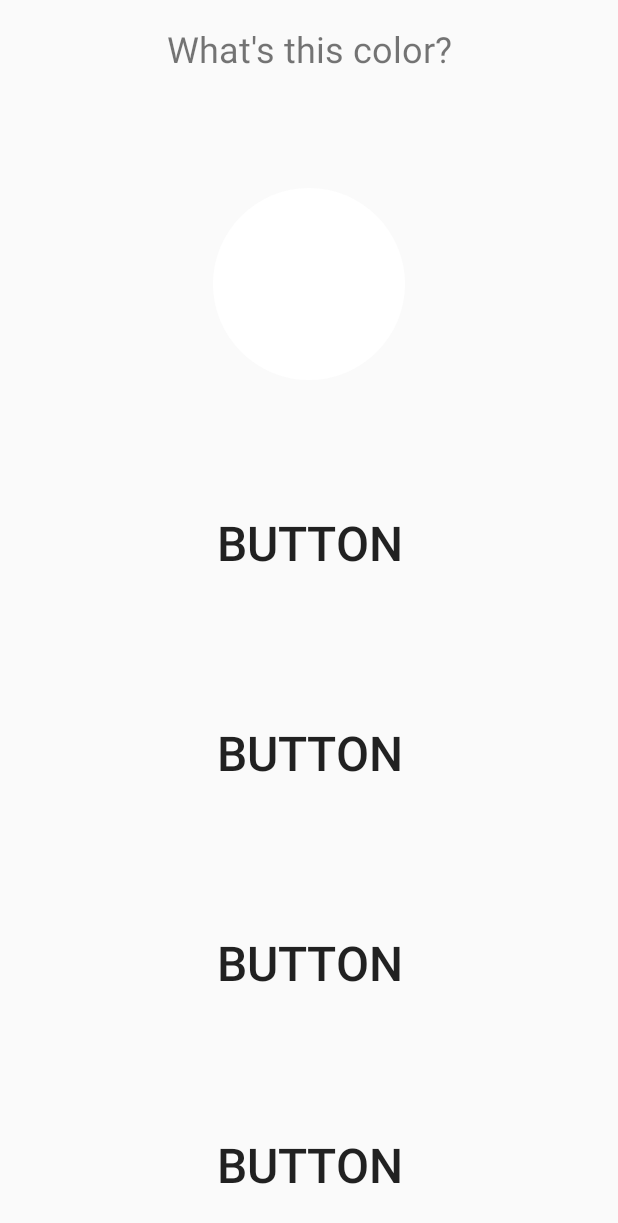
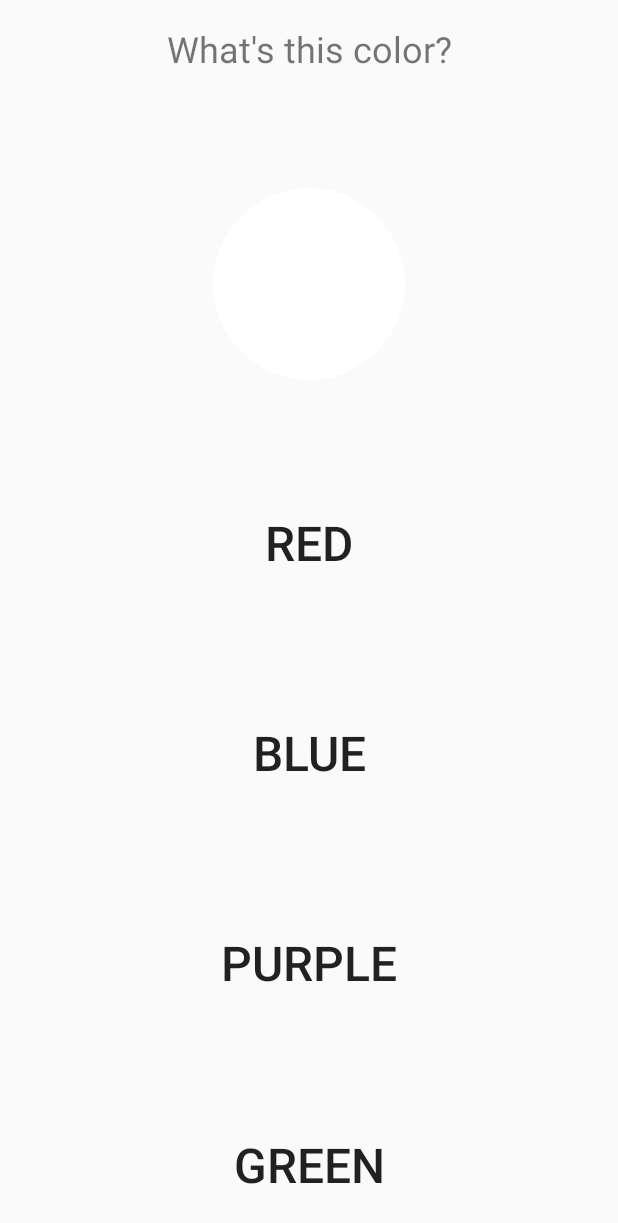
Before and after one commit to Sakuretsu/TP1-mobile, an Android app: the screen it shows after launch (GameActivity), on a phone screen of 412 x 824 dp. Shown: the top 1223 px of the screen. Run offline under Robolectric (Android 15) with nearby library versions, the phone set to English and light mode, and no system bars.

Commit message:
current coloring progress

```diff
--- a/app/build.gradle
+++ b/app/build.gradle
@@ -5,7 +5,7 @@ android {
     buildToolsVersion "23.0.2"
     defaultConfig {
         applicationId "com.v41.tp1"
-        minSdkVersion 15
+        minSdkVersion 23
         targetSdkVersion 23
         versionCode 1
         versionName "1.0"
--- a/app/src/main/java/com/v41/tp1/ColorGame.java
+++ b/app/src/main/java/com/v41/tp1/ColorGame.java
@@ -16,20 +16,38 @@ public class ColorGame {
 
     private int colorToFind;
     private int[] colorDisplayNames;
+    private int[] displayedColors;
+
+    public int[] getColorDisplayNames() {
+        return colorDisplayNames;
+    }
+
+    public int getColorToFind() {
+        return colorToFind;
+    }
+
+    public ColorItem[] getColorItems() {
+        return colorItems;
+    }
 
     private ColorItem[] colorItems;
 
     public ColorGame(ColorItem[] colorItems){
         this.colorItems = colorItems;
         colorDisplayNames = new int[4];
+        displayedColors = new int[4];
     }
 
-    public void StartNewGame(){
+    public void startNewGame(){
         Collections.shuffle(Arrays.asList(colorItems));
+        Random rn = new Random();
         for(int i = 0; i<colorDisplayNames.length; i++){
-             colorDisplayNames[i] = colorItems[i].name;
+            colorDisplayNames[i] = colorItems[i].getName();
+            displayedColors[i] = -1;
+            while (displayedColors[i] == -1 || displayedColors[i] == colorItems[i].getColor()){
+                displayedColors[i] = colorItems[rn.nextInt(colorItems.length)].getColor();
+            }
         }
-        Random rn = new Random();
         colorToFind = colorDisplayNames[rn.nextInt(colorDisplayNames.length)];
     }
 
--- a/app/src/main/java/com/v41/tp1/ColorItem.java
+++ b/app/src/main/java/com/v41/tp1/ColorItem.java
@@ -9,7 +9,28 @@ import android.support.annotation.StringRes;
 
 public class ColorItem {
     @StringRes
-    public int name;
+    private int name;
     @ColorRes
-    public int color;
+    private int color;
+
+    public ColorItem(int color, int name) {
+        this.color = color;
+        this.name = name;
+    }
+
+    public int getColor() {
+        return color;
+    }
+
+    public void setColor(int color) {
+        this.color = color;
+    }
+
+    public int getName() {
+        return name;
+    }
+
+    public void setName(int name) {
+        this.name = name;
+    }
 }
--- a/app/src/main/java/com/v41/tp1/GameActivity.java
+++ b/app/src/main/java/com/v41/tp1/GameActivity.java
@@ -1,21 +1,51 @@
 package com.v41.tp1;
 
+import android.graphics.PorterDuff;
 import android.support.v7.app.AppCompatActivity;
 import android.os.Bundle;
 import android.widget.Button;
+import android.widget.ImageView;
 
 public class GameActivity extends AppCompatActivity {
 
-    Button[] colors;
+    Button[] colorButtons;
+    ImageView view;
+
+    ColorGame game;
 
     @Override
     protected void onCreate(Bundle savedInstanceState) {
         super.onCreate(savedInstanceState);
         setContentView(R.layout.activity_game);
-        colors = new Button[4];
-        colors[0] = (Button)findViewById(R.id.button);
-        colors[1] = (Button)findViewById(R.id.button2);
-        colors[2] = (Button)findViewById(R.id.button3);
-        colors[3] = (Button)findViewById(R.id.button4);
+        view = (ImageView) findViewById(R.id.view);
+        colorButtons = new Button[4];
+        colorButtons[0] = (Button)findViewById(R.id.button);
+        colorButtons[1] = (Button)findViewById(R.id.button2);
+        colorButtons[2] = (Button)findViewById(R.id.button3);
+        colorButtons[3] = (Button)findViewById(R.id.button4);
+
+        ColorItem[] colorItems = new ColorItem[8];
+        colorItems[0] = new ColorItem(R.color.Red,R.string.Red);
+        colorItems[1] = new ColorItem(R.color.Green,R.string.Green);
+        colorItems[2] = new ColorItem(R.color.Blue,R.string.Blue);
+        colorItems[3] = new ColorItem(R.color.Orange,R.string.Orange);
+        colorItems[4] = new ColorItem(R.color.Black,R.string.Black);
+        colorItems[5] = new ColorItem(R.color.Brown,R.string.Brown);
+        colorItems[6] = new ColorItem(R.color.Purple,R.string.Purple);
+        colorItems[7] = new ColorItem(R.color.Pink,R.string.Pink);
+
+        game = new ColorGame(colorItems);
+    }
+
+    @Override
+    protected void onStart() {
+        super.onStart();
+
+        game.startNewGame();
+        for (int i = 0; i< colorButtons.length; i++){
+            colorButtons[i].setLinkTextColor(game.getColorItems()[i].getColor());
+            colorButtons[i].setText(game.getColorItems()[i].getName());
+        }
+        view.setColorFilter(game.getColorToFind());
     }
 }
--- a/app/src/main/res/layout/activity_game.xml
+++ b/app/src/main/res/layout/activity_game.xml
@@ -25,7 +25,7 @@
         android:layout_marginRight="16dp"
         app:layout_constraintVertical_bias="0.0" />
 
-    <View
+    <ImageView
         android:layout_width="128dp"
         android:layout_height="128dp"
         android:id="@+id/view"
```
